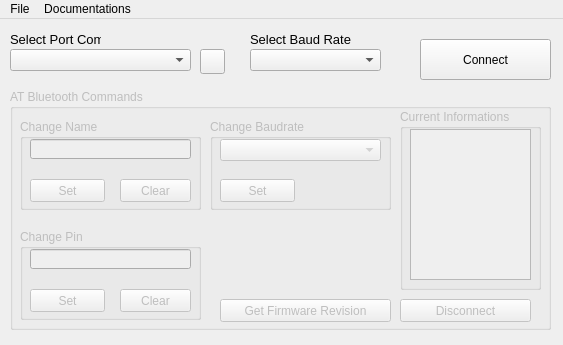
Qt form mainwindow.ui (Hantse/SerialBluetoothATCommands) before a commit.
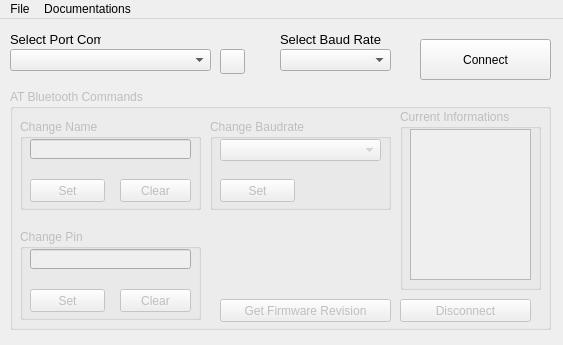
The same form after that commit. Icons and pictures are not drawn.

Diff of the .ui file:
```diff
--- a/mainwindow.ui
+++ b/mainwindow.ui
@@ -53,7 +53,7 @@
      <rect>
       <x>10</x>
       <y>30</y>
-      <width>181</width>
+      <width>201</width>
       <height>22</height>
      </rect>
     </property>
@@ -279,9 +279,9 @@
    <widget class="QComboBox" name="cbBaudRate">
     <property name="geometry">
      <rect>
-      <x>250</x>
+      <x>280</x>
       <y>30</y>
-      <width>131</width>
+      <width>111</width>
       <height>22</height>
      </rect>
     </property>
@@ -289,7 +289,7 @@
    <widget class="QLabel" name="label_2">
     <property name="geometry">
      <rect>
-      <x>250</x>
+      <x>280</x>
       <y>10</y>
       <width>111</width>
       <height>21</height>
@@ -307,7 +307,7 @@
    <widget class="QPushButton" name="btRefresh">
     <property name="geometry">
      <rect>
-      <x>200</x>
+      <x>220</x>
       <y>30</y>
       <width>25</width>
       <height>25</height>
```
Left out of the diff: 29 changed lines with no effect on the pictures.
